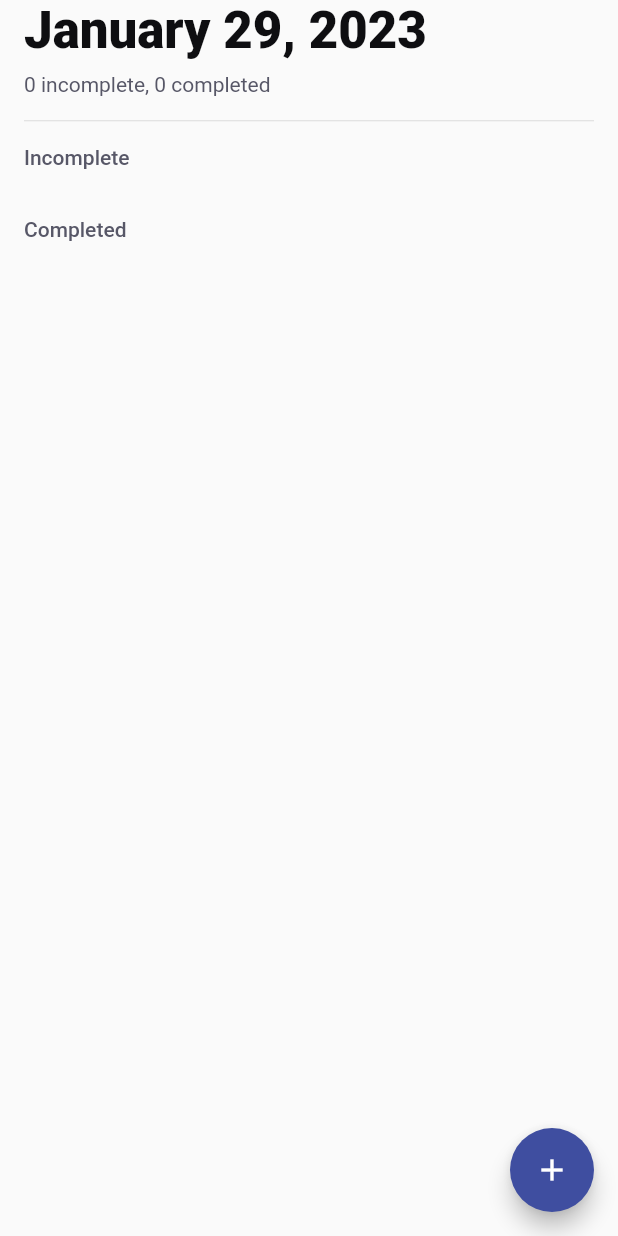
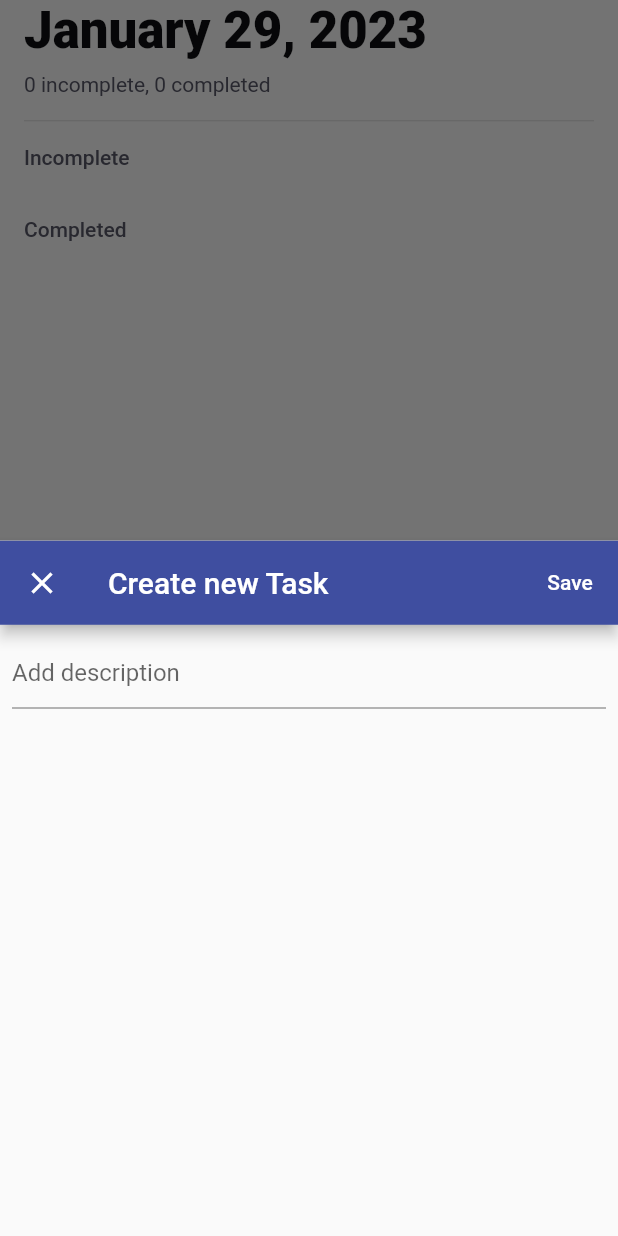
Before and after one commit to suesitran/todo_app, a Flutter app: the screen it shows after launch, after a tap on the "add" icon, on a phone screen of 412 x 824 dp. Run offline on Flutter 3.47's test engine with Material 2 defaults, Android fonts, the phone set to English and light mode, and no system bars; our stand-ins replace bloc, flutter_bloc, hive, hive_flutter; accounts and stored records are empty; generated files the repository leaves out were written again.

Commit message:
update home page to add new task

```diff
--- a/lib/features/home/cubit/home_cubit.dart
+++ b/lib/features/home/cubit/home_cubit.dart
@@ -1,8 +1,12 @@
+import 'dart:io';
+
 import 'package:bloc/bloc.dart';
 import 'package:hive/hive.dart';
 import 'package:meta/meta.dart';
+import 'package:path_provider/path_provider.dart';
 
 import 'package:todo_app/data/task.dart';
+export 'package:todo_app/data/task.dart';
 
 part 'home_state.dart';
 
@@ -14,7 +18,9 @@ class HomeCubit extends Cubit<HomeState> {
   }
 
   Future<void> _loadDataFromHive() async {
-    final Box<Task> taskBox = await Hive.openBox(taskBoxName);
+    final Directory directory = await getApplicationSupportDirectory();
+
+    final Box<Task> taskBox = await Hive.openBox(taskBoxName, path: directory.path);
 
     final Iterable<Task> tasks = taskBox.values.toList();
 
@@ -26,4 +32,20 @@ class HomeCubit extends Cubit<HomeState> {
 
     emit(HomeDataLoaded(incomplete: incomplete, completed: completed));
   }
+
+  Future<void> saveTask(String description) async {
+    emit(HomeDataSaving());
+    final Directory directory = await getApplicationSupportDirectory();
+    final Box<Task> taskBox = await Hive.openBox(taskBoxName, path: directory.path);
+
+    taskBox.add(Task(description: description, category: '', isCompleted: false));
+
+    await taskBox.flush();
+
+    await taskBox.close();
+
+    emit(HomeDataSaved());
+
+    await _loadDataFromHive();
+  }
 }
--- a/lib/features/home/cubit/home_state.dart
+++ b/lib/features/home/cubit/home_state.dart
@@ -11,3 +11,7 @@ class HomeDataLoaded extends HomeState {
 
   HomeDataLoaded({required this.incomplete, required this.completed});
 }
+
+class HomeDataSaving extends HomeState {}
+
+class HomeDataSaved extends HomeState {}
--- a/lib/features/home/home_page.dart
+++ b/lib/features/home/home_page.dart
@@ -1,8 +1,6 @@
 import 'package:flutter/material.dart';
 import 'package:flutter_bloc/flutter_bloc.dart';
-import 'package:intl/intl.dart';
 
-import 'package:todo_app/bloc/main_bloc.dart';
 import 'package:todo_app/features/home/cubit/home_cubit.dart';
 import 'package:todo_app/features/home/widget/add_new_task_bottom_sheet.dart';
 import 'package:todo_app/features/home/widget/date_and_summary_view.dart';
@@ -25,7 +23,21 @@ class _HomePageConsumer extends StatelessWidget {
   @override
   Widget build(BuildContext context) => BlocConsumer<HomeCubit, HomeState>(
     listener: (context, state) {
+      if (state is HomeDataSaving) {
+        // show full screen progress dialog
+        showDialog(context: context, builder: (context) => const SimpleDialog(
+          backgroundColor: Colors.transparent,
+          children: [
+            Center(
+              child: CircularProgressIndicator.adaptive(),
+            )
+          ],
+        ),);
+      }
 
+      if (state is HomeDataSaved) {
+        Navigator.of(context).pop();
+      }
     },
     builder: (context, state) {
       List<Task> incomplete = [];
@@ -37,7 +49,17 @@ class _HomePageConsumer extends StatelessWidget {
       }
       return Scaffold(
         floatingActionButton: FloatingActionButton(
-          onPressed: () {},
+          onPressed: () {
+            // when tapping on floating action button, open bottom sheet to add new task
+            showModalBottomSheet(
+              context: context,
+              builder: (_) => AddNewTaskBottomSheet(
+                  onSave: (description) {
+                    context.read<HomeCubit>().saveTask(description);
+                  }
+              )
+            );
+          },
           backgroundColor: Theme.of(context).primaryColor,
           child: const Icon(Icons.add, color: Colors.white,),
         ),
--- /dev/null
+++ b/lib/features/home/widget/add_new_task_bottom_sheet.dart
@@ -0,0 +1,41 @@
+import 'package:flutter/material.dart';
+
+class AddNewTaskBottomSheet extends StatelessWidget {
+
+  final Function(String) onSave;
+
+  AddNewTaskBottomSheet({required this.onSave, Key? key}) : super(key: key);
+
+  final TextEditingController _controller = TextEditingController();
+
+  @override
+  Widget build(BuildContext context) => Scaffold(
+    appBar: AppBar(
+      leading: IconButton(
+        icon: const Icon(Icons.close),
+        onPressed: () => Navigator.of(context).pop(),
+      ),
+      actions: [
+        TextButton(onPressed: () {
+          onSave(_controller.text);
+          Navigator.of(context).pop();
+        }, child: const Text('Save', style: TextStyle(color: Colors.white),))
+      ],
+      title: const Text('Create new Task'),
+    ),
+    body: Padding(
+      padding: const EdgeInsets.all(8.0),
+      child: Column(
+        mainAxisSize: MainAxisSize.max,
+        children: [
+          TextField(
+            controller: _controller,
+            decoration: const InputDecoration(
+              hintText: 'Add description'
+            ),
+          )
+        ],
+      ),
+    ),
+  );
+}
--- a/pubspec.yaml
+++ b/pubspec.yaml
@@ -42,6 +42,7 @@ dependencies:
   hive_flutter: ^1.1.0
   meta: ^1.8.0
   intl: ^0.18.0
+  path_provider: ^2.0.12
 
 dev_dependencies:
   flutter_test:
```
Also changed, not shown: pubspec.lock.
